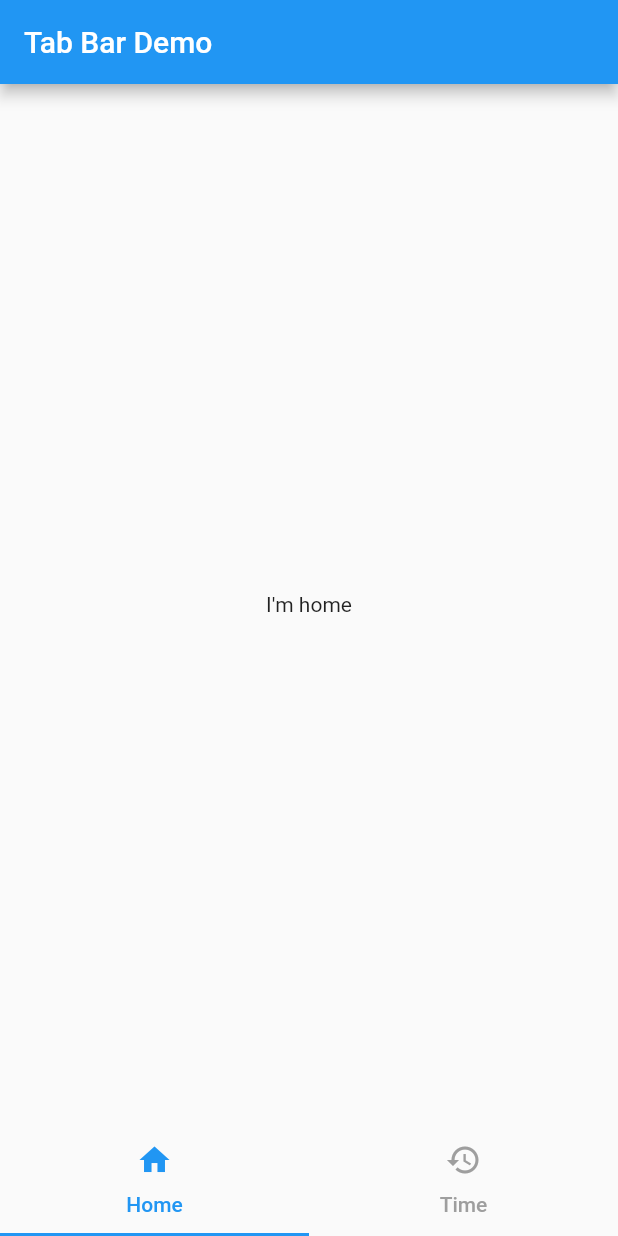
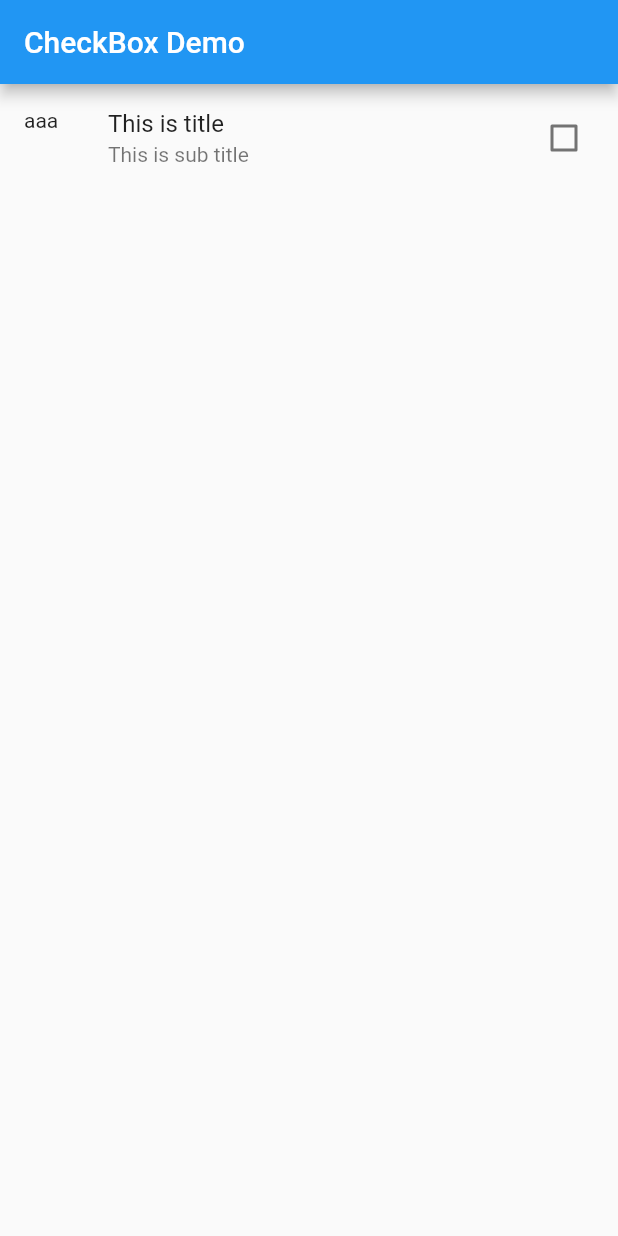
Before and after one commit to flycash/hello_flutter, a Flutter app: the screen it shows after launch, on a phone screen of 412 x 824 dp. Run offline on Flutter 3.47's test engine with Material 2 defaults, Android fonts, the phone set to English and light mode, and no system bars.

Commit message:
checkbox support

```diff
--- /dev/null
+++ b/lib/check_box.dart
@@ -0,0 +1,41 @@
+import 'package:flutter/material.dart';
+
+class CheckBoxDemo extends StatefulWidget {
+
+  bool _selected = false;
+  @override
+  State<StatefulWidget> createState() {
+    return CheckBoxDemoState();
+  }
+}
+
+class CheckBoxDemoState extends State<CheckBoxDemo> {
+  @override
+  Widget build(BuildContext context) {
+    var size = MediaQuery.of(context).size;
+    return Scaffold(
+      appBar: AppBar(
+        title: Text("CheckBox Demo"),
+      ),
+      body: Container(
+        width: size.width,
+        height: size.height,
+        child: ListView(
+          children: <Widget>[
+            CheckboxListTile(
+              title: Text("This is title"),
+              subtitle: Text("This is sub title"),
+              value: widget._selected,
+              secondary: Text("aaa"),
+              onChanged: (newValue) {
+                setState(() {
+                  widget._selected = newValue;
+                });
+              },
+            )
+          ],
+        ),
+      )
+    );
+  }
+}
--- a/lib/main.dart
+++ b/lib/main.dart
@@ -1,5 +1,7 @@
 import 'package:flutter/material.dart';
 import 'package:hello_flutter/tab_bar.dart';
+
+import 'check_box.dart';
 
 void main() => runApp(MyApp());
 
@@ -12,7 +14,7 @@ class MyApp extends StatelessWidget {
       theme: ThemeData(
         primarySwatch: Colors.blue,
       ),
-      home: TabBarDemo()
+      home: CheckBoxDemo()
     );
   }
 }
```
Also changed, not shown: pubspec.lock.
